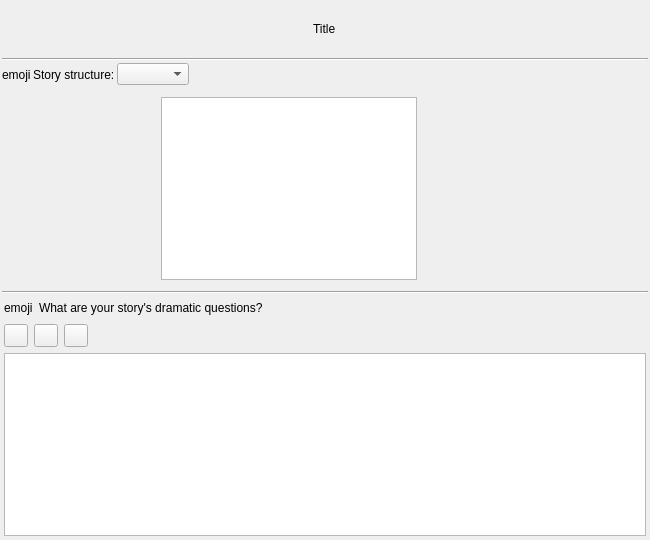
This is ui/novel_view.ui in zkovari/plotlyst as Qt 5 draws it before an edit. The edited form follows.
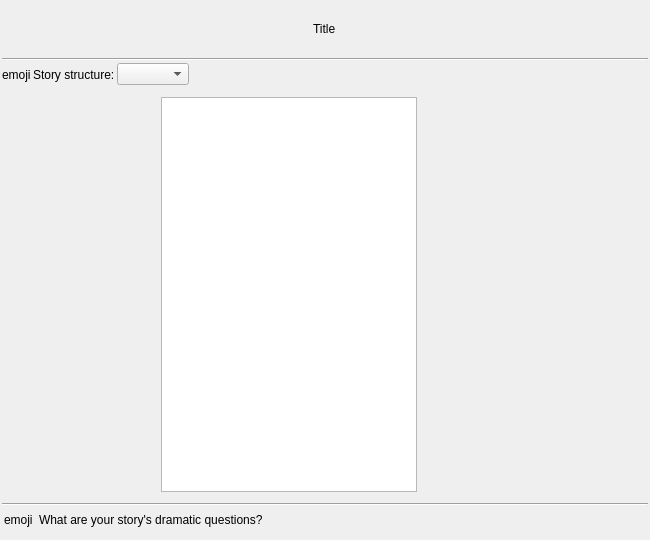
This is the edited form. Custom widgets are drawn as their Qt base class.

Commit message: Use items editor in novels view for dramatic questions

What changed in the file:
```diff
--- a/ui/novel_view.ui
+++ b/ui/novel_view.ui
@@ -252,80 +252,21 @@
        </layout>
       </item>
       <item>
-       <layout class="QVBoxLayout" name="verticalLayout">
-        <item>
-         <layout class="QHBoxLayout" name="horizontalLayout_3">
-          <item>
-           <widget class="QToolButton" name="btnAdd">
-            <property name="cursor">
-             <cursorShape>PointingHandCursor</cursorShape>
-            </property>
-            <property name="text">
-             <string/>
-            </property>
-           </widget>
-          </item>
-          <item>
-           <widget class="QToolButton" name="btnEdit">
-            <property name="cursor">
-             <cursorShape>PointingHandCursor</cursorShape>
-            </property>
-            <property name="text">
-             <string/>
-            </property>
-           </widget>
-          </item>
-          <item>
-           <widget class="QToolButton" name="btnRemove">
-            <property name="cursor">
-             <cursorShape>PointingHandCursor</cursorShape>
-            </property>
-            <property name="text">
-             <string/>
-            </property>
-           </widget>
-          </item>
-          <item>
-           <spacer name="horizontalSpacer_3">
-            <property name="orientation">
-             <enum>Qt::Horizontal</enum>
-            </property>
-            <property name="sizeHint" stdset="0">
-             <size>
-              <width>40</width>
-              <height>20</height>
-             </size>
-            </property>
-           </spacer>
-          </item>
-         </layout>
-        </item>
-        <item>
-         <widget class="QTableView" name="tblDramaticQuestions">
-          <property name="showGrid">
-           <bool>false</bool>
-          </property>
-          <attribute name="horizontalHeaderVisible">
-           <bool>false</bool>
-          </attribute>
-          <attribute name="horizontalHeaderMinimumSectionSize">
-           <number>20</number>
-          </attribute>
-          <attribute name="horizontalHeaderDefaultSectionSize">
-           <number>20</number>
-          </attribute>
-          <attribute name="verticalHeaderVisible">
-           <bool>false</bool>
-          </attribute>
-         </widget>
-        </item>
-       </layout>
+       <widget class="ItemsEditorWidget" name="wdgDramaticQuestions" native="true"/>
       </item>
      </layout>
     </widget>
    </item>
   </layout>
  </widget>
+ <customwidgets>
+  <customwidget>
+   <class>ItemsEditorWidget</class>
+   <extends>QWidget</extends>
+   <header>src.main.python.plotlyst.view.widget.items_editor</header>
+   <container>1</container>
+  </customwidget>
+ </customwidgets>
  <resources/>
  <connections/>
 </ui>
```
The commit also changes 11 other files.
